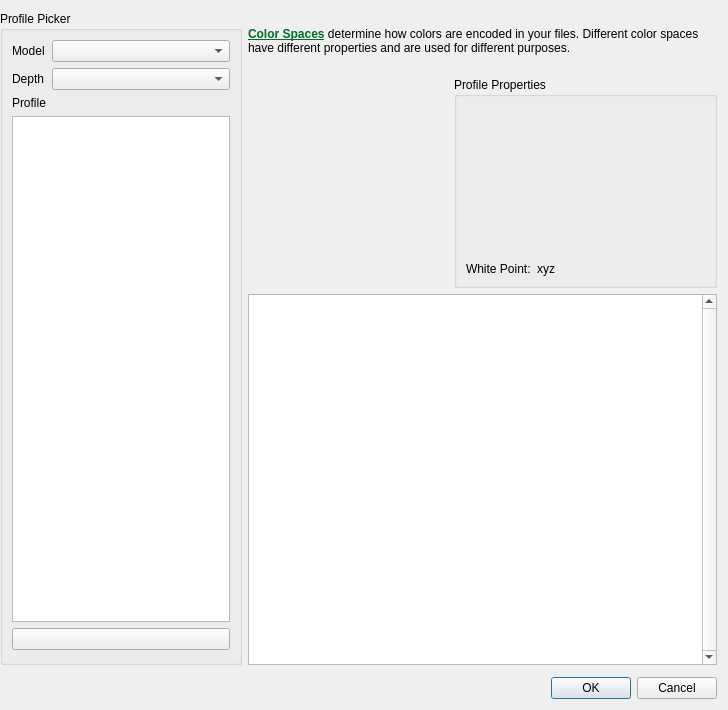
Before: the Qt Designer form libs/ui/forms/wdgcolorspaceselectoradvanced.ui in KDE/krita, drawn with Qt 5.
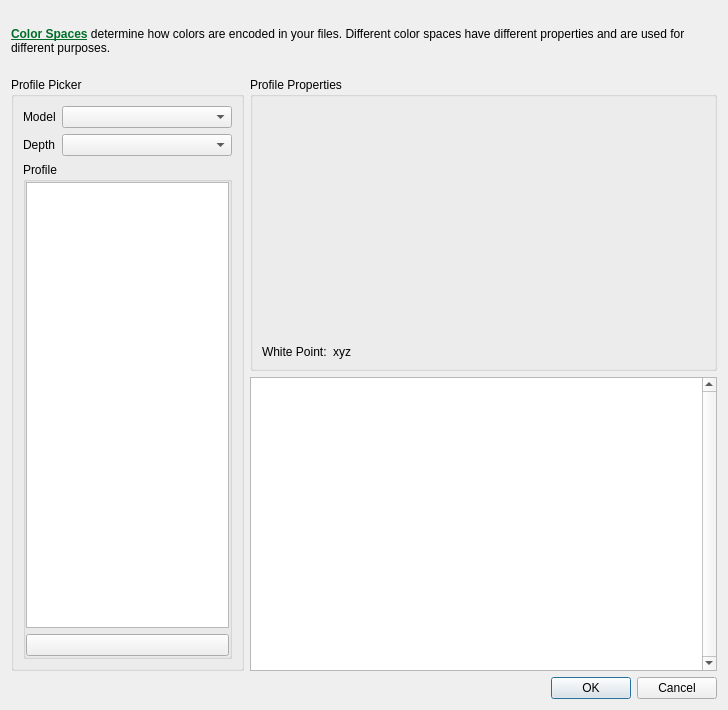
After: the same form once the commit is applied. Custom widgets are drawn as their Qt base class.

Commit message:
Layout update for the Color Space Selector
- Use proper widget margin for the whole widget
- Replace grid layout for vertical +  a grid for the middle contents
- Correct a missing space in the lbl_descriptionwidget text
- Group "Profile" and its picker
- Move all profile properties to the namesake group
- Implement correct growth for all widgets

```diff
--- a/libs/ui/forms/wdgcolorspaceselectoradvanced.ui
+++ b/libs/ui/forms/wdgcolorspaceselectoradvanced.ui
@@ -14,62 +14,53 @@
     <height>710</height>
    </rect>
   </property>
+  <layout class="QVBoxLayout" name="verticalLayout_2">
+   <item>
+    <widget class="QLabel" name="lbl_descriptionwidget">
   <property name="minimumSize">
    <size>
-    <width>728</width>
-    <height>710</height>
-   </size>
-  </property>
-  <layout class="QGridLayout" name="gridLayout_2">
-   <property name="leftMargin">
+       <width>200</width>
+       <height>60</height>
+      </size>
+     </property>
+     <property name="text">
+      <string>&lt;html&gt;&lt;head/&gt;&lt;body&gt;&lt;p&gt;&lt;a href=&quot;https://en.wikipedia.org/wiki/Color_space&quot;&gt;&lt;span style=&quot; font-weight:600; text-decoration: underline; color:#006e28;&quot;&gt;Color Spaces&lt;/span&gt;&lt;/a&gt;  determine how colors are encoded in your files. Different color spaces have different properties and are used for different purposes.&lt;/p&gt;&lt;/body&gt;&lt;/html&gt;</string>
+     </property>
+     <property name="textFormat">
+      <enum>Qt::RichText</enum>
+     </property>
+     <property name="wordWrap">
+      <bool>true</bool>
+     </property>
+     <property name="margin">
+      <number>3</number>
+     </property>
+     <property name="indent">
     <number>0</number>
    </property>
-   <item column="0" row="0">
+     <property name="openExternalLinks">
+      <bool>true</bool>
+     </property>
+    </widget>
+   </item>
+   <item>
+    <layout class="QGridLayout" name="gridLayout_2" columnstretch="1,2">
+     <item row="0" column="0" rowspan="2">
     <widget class="QGroupBox" name="groupBox">
-     <property name="maximumSize">
-      <size>
-       <width>242</width>
-       <height>670</height>
-      </size>
-     </property>
      <property name="title">
       <string>Profile Picker</string>
      </property>
      <layout class="QVBoxLayout" name="verticalLayout">
       <item>
        <layout class="QFormLayout" name="formLayout_2">
-        <item column="0" row="1">
-         <widget class="QLabel" name="label_2">
-          <property name="text">
-           <string comment="Color depth">Depth</string>
-          </property>
-         </widget>
-        </item>
-        <item column="0" row="0">
+          <item row="0" column="0">
          <widget class="QLabel" name="label">
           <property name="text">
            <string comment="Color model">Model</string>
           </property>
          </widget>
         </item>
-        <item column="0" row="2">
-         <widget class="QLabel" name="label_3">
-          <property name="text">
-           <string comment="ICC color profile">Profile</string>
-          </property>
-         </widget>
-        </item>
-        <item column="1" row="1">
-         <widget class="KisCmbIDList" name="cmbColorDepth">
-          <property name="sizePolicy">
-           <sizepolicy hsizetype="Expanding" vsizetype="Fixed">
-            <horstretch>0</horstretch>
-            <verstretch>0</verstretch>
-           </sizepolicy>
-          </property>
-         </widget>
-        </item>
-        <item column="1" row="0">
+          <item row="0" column="1">
          <widget class="KisCmbIDList" name="cmbColorModels">
           <property name="sizePolicy">
            <sizepolicy hsizetype="Expanding" vsizetype="Fixed">
@@ -79,8 +70,46 @@
           </property>
          </widget>
         </item>
-       </layout>
-      </item>
+          <item row="1" column="0">
+           <widget class="QLabel" name="label_2">
+            <property name="text">
+             <string comment="Color depth">Depth</string>
+            </property>
+           </widget>
+          </item>
+          <item row="1" column="1">
+           <widget class="KisCmbIDList" name="cmbColorDepth">
+            <property name="sizePolicy">
+             <sizepolicy hsizetype="Expanding" vsizetype="Fixed">
+              <horstretch>0</horstretch>
+              <verstretch>0</verstretch>
+             </sizepolicy>
+            </property>
+           </widget>
+          </item>
+         </layout>
+        </item>
+        <item>
+         <widget class="QGroupBox" name="groupBox_3">
+          <property name="title">
+           <string comment="ICC color profile">Profile</string>
+          </property>
+          <property name="flat">
+           <bool>true</bool>
+          </property>
+          <layout class="QVBoxLayout" name="verticalLayout_3">
+           <property name="leftMargin">
+            <number>0</number>
+           </property>
+           <property name="topMargin">
+            <number>0</number>
+           </property>
+           <property name="rightMargin">
+            <number>0</number>
+           </property>
+           <property name="bottomMargin">
+            <number>0</number>
+           </property>
       <item>
        <widget class="QListWidget" name="lstProfile">
         <property name="minimumSize">
@@ -98,11 +127,6 @@
        </widget>
       </item>
       <item>
-       <layout class="QHBoxLayout" name="horizontalLayout">
-        <property name="bottomMargin">
-         <number>3</number>
-        </property>
-        <item>
          <widget class="QPushButton" name="bnInstallProfile">
           <property name="text">
            <string/>
@@ -110,118 +134,69 @@
          </widget>
         </item>
        </layout>
+         </widget>
       </item>
      </layout>
     </widget>
    </item>
-   <item colspan="2" column="0" row="1" rowspan="2">
-    <spacer name="horizontalSpacer">
-     <property name="orientation">
-      <enum>Qt::Horizontal</enum>
-     </property>
-     <property name="sizeHint" stdset="0">
-      <size>
-       <width>243</width>
-       <height>20</height>
-      </size>
-     </property>
-    </spacer>
-   </item>
-   <item column="2" row="2">
-    <widget class="QDialogButtonBox" name="bnOK">
-     <property name="standardButtons">
-      <set>QDialogButtonBox::Cancel|QDialogButtonBox::Ok</set>
-     </property>
-    </widget>
-   </item>
-   <item colspan="2" column="1" row="0">
-    <layout class="QGridLayout" name="gridLayout">
-     <item colspan="2" column="0" row="0">
-      <widget class="QLabel" name="lbl_descriptionwidget">
-       <property name="minimumSize">
-        <size>
-         <width>200</width>
-         <height>60</height>
-        </size>
-       </property>
-       <property name="text">
-        <string>&lt;html&gt;&lt;head/&gt;&lt;body&gt;&lt;p&gt;&lt;a href=&quot;https://en.wikipedia.org/wiki/Color_space&quot;&gt;&lt;span style=&quot; font-weight:600; text-decoration: underline; color:#006e28;&quot;&gt;Color Spaces&lt;/span&gt;&lt;/a&gt; determine how colors are encoded in your files. Different color spaces have different properties and are used for different purposes.&lt;/p&gt;&lt;/body&gt;&lt;/html&gt;</string>
-       </property>
-       <property name="textFormat">
-        <enum>Qt::RichText</enum>
-       </property>
-       <property name="wordWrap">
-        <bool>true</bool>
-       </property>
-       <property name="margin">
-        <number>3</number>
-       </property>
-       <property name="indent">
-        <number>0</number>
-       </property>
-       <property name="openExternalLinks">
-        <bool>true</bool>
-       </property>
-      </widget>
-     </item>
-     <item colspan="2" column="0" row="3">
-      <widget class="QTextBrowser" name="textProfileDescription">
-       <property name="minimumSize">
-        <size>
-         <width>200</width>
-         <height>200</height>
-        </size>
-       </property>
-       <property name="verticalScrollBarPolicy">
-        <enum>Qt::ScrollBarAlwaysOn</enum>
-       </property>
-       <property name="horizontalScrollBarPolicy">
-        <enum>Qt::ScrollBarAlwaysOff</enum>
-       </property>
-       <property name="openExternalLinks">
-        <bool>true</bool>
-       </property>
-      </widget>
-     </item>
-     <item column="1" row="2">
+     <item row="0" column="1">
       <widget class="QGroupBox" name="groupBox_2">
        <property name="sizePolicy">
-        <sizepolicy hsizetype="Preferred" vsizetype="Preferred">
+        <sizepolicy hsizetype="Preferred" vsizetype="Expanding">
          <horstretch>0</horstretch>
          <verstretch>0</verstretch>
         </sizepolicy>
        </property>
-       <property name="minimumSize">
-        <size>
-         <width>250</width>
-         <height>0</height>
-        </size>
-       </property>
        <property name="title">
         <string>Profile Properties</string>
        </property>
-       <layout class="QFormLayout" name="formLayout">
-        <property name="fieldGrowthPolicy">
-         <enum>QFormLayout::ExpandingFieldsGrow</enum>
-        </property>
-        <item colspan="2" column="0" row="0">
+       <layout class="QVBoxLayout" name="verticalLayout_4">
+        <item>
+         <layout class="QGridLayout" name="gridLayout">
+          <item row="0" column="1">
          <widget class="KisToneCurveWidget" name="TRCwidget" native="true">
+            <property name="sizePolicy">
+             <sizepolicy hsizetype="MinimumExpanding" vsizetype="MinimumExpanding">
+              <horstretch>0</horstretch>
+              <verstretch>0</verstretch>
+             </sizepolicy>
+            </property>
           <property name="minimumSize">
            <size>
-            <width>150</width>
-            <height>150</height>
+              <width>200</width>
+              <height>200</height>
            </size>
           </property>
          </widget>
         </item>
-        <item column="0" row="1">
+          <item row="0" column="0">
+           <widget class="KisCIETongueWidget" name="TongueWidget" native="true">
+            <property name="sizePolicy">
+             <sizepolicy hsizetype="MinimumExpanding" vsizetype="MinimumExpanding">
+              <horstretch>0</horstretch>
+              <verstretch>0</verstretch>
+             </sizepolicy>
+            </property>
+            <property name="minimumSize">
+             <size>
+              <width>200</width>
+              <height>200</height>
+             </size>
+            </property>
+           </widget>
+          </item>
+         </layout>
+        </item>
+        <item>
+         <layout class="QFormLayout" name="formLayout_3">
+          <item row="0" column="0">
          <widget class="QLabel" name="lblWhitepoint">
           <property name="text">
            <string>White Point:</string>
           </property>
          </widget>
         </item>
-        <item column="1" row="1">
+          <item row="0" column="1">
          <widget class="QLabel" name="lblXYZ_W">
           <property name="text">
            <string notr="true">xyz</string>
@@ -229,32 +204,32 @@
          </widget>
         </item>
        </layout>
+        </item>
+       </layout>
       </widget>
      </item>
-     <item column="0" row="2">
-      <widget class="KisCIETongueWidget" name="TongueWidget">
-       <property name="sizePolicy">
-        <sizepolicy hsizetype="Preferred" vsizetype="Preferred">
-         <horstretch>0</horstretch>
-         <verstretch>0</verstretch>
-        </sizepolicy>
+     <item row="1" column="1">
+      <widget class="QTextBrowser" name="textProfileDescription">
+       <property name="verticalScrollBarPolicy">
+        <enum>Qt::ScrollBarAlwaysOn</enum>
        </property>
-       <property name="minimumSize">
-        <size>
-         <width>200</width>
-         <height>200</height>
-        </size>
+       <property name="horizontalScrollBarPolicy">
+        <enum>Qt::ScrollBarAlwaysOff</enum>
        </property>
-       <property name="maximumSize">
-        <size>
-         <width>0</width>
-         <height>0</height>
-        </size>
+       <property name="openExternalLinks">
+        <bool>true</bool>
        </property>
       </widget>
      </item>
     </layout>
    </item>
+   <item>
+    <widget class="QDialogButtonBox" name="bnOK">
+     <property name="standardButtons">
+      <set>QDialogButtonBox::Cancel|QDialogButtonBox::Ok</set>
+     </property>
+    </widget>
+   </item>
   </layout>
  </widget>
  <customwidgets>
```
Left out of the diff: 2 changed lines with no effect on the pictures. Lines whose indentation alone changed are shown as unchanged.
